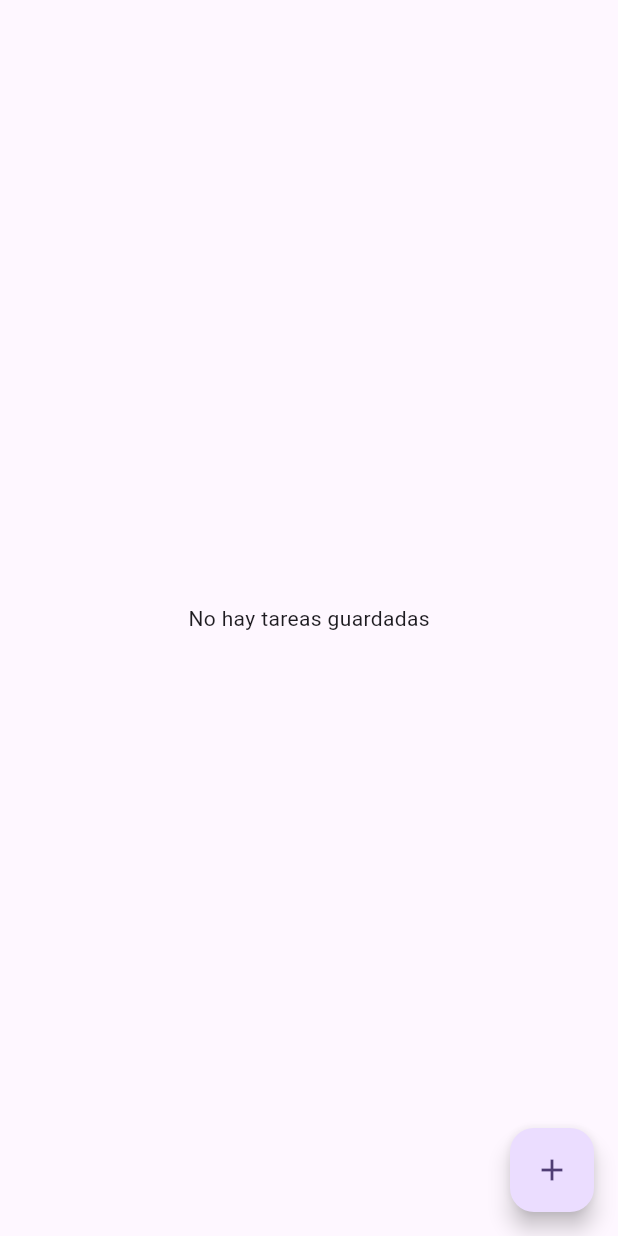
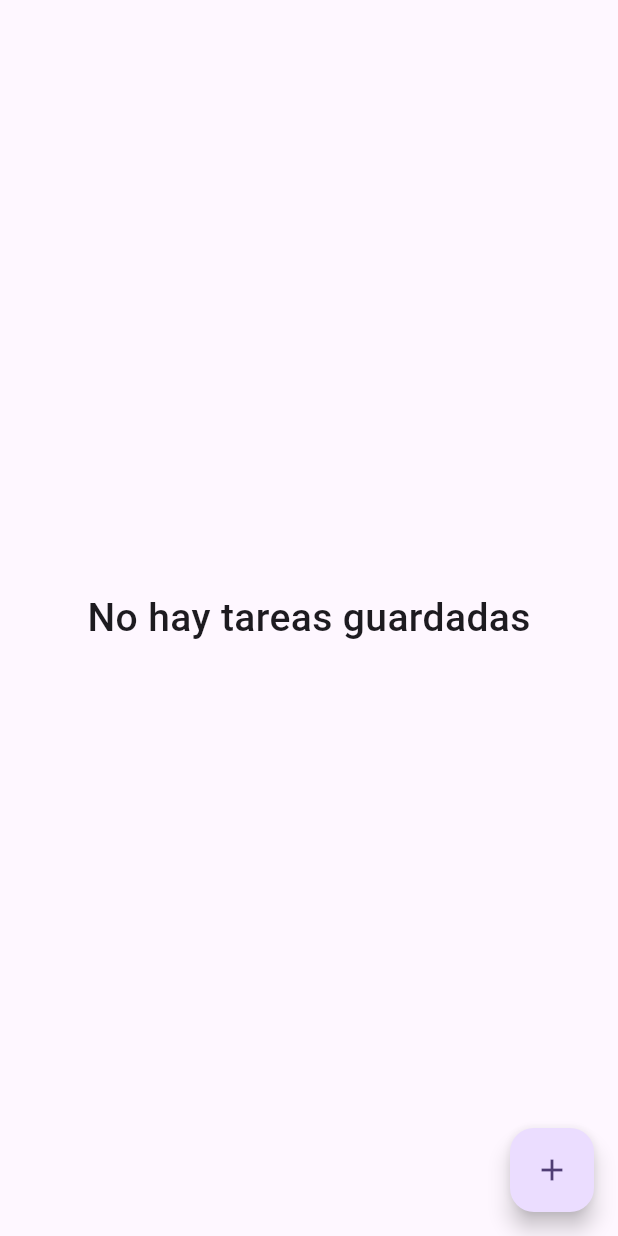
Before and after one commit to DrkDsk/chillit_test, a Flutter app: the screen it shows once a user with an empty profile is signed in, on a phone screen of 412 x 824 dp. Run offline on Flutter 3.47's test engine with Material 3 defaults, Android fonts, the phone set to English and light mode, and no system bars; our stand-ins replace bloc, cloud_firestore, equatable, firebase_auth, firebase_core, flutter_bloc and 1 more; accounts and stored records are empty.

Commit message:
feat: texto grande

```diff
--- a/lib/src/features/tasks/ui/widgets/task_grid_view.dart
+++ b/lib/src/features/tasks/ui/widgets/task_grid_view.dart
@@ -75,7 +75,12 @@ class _TaskGridViewState extends State<TaskGridView> {
   @override
   Widget build(BuildContext context) {
     if (widget.tasks.isEmpty) {
-      return const Center(child: Text('No hay tareas guardadas'));
+      return Center(
+        child: Text(
+          'No hay tareas guardadas',
+          style: TextStyle(fontSize: 26, fontWeight: FontWeight.w500),
+        ),
+      );
     }
 
     return GridView.builder(
```
